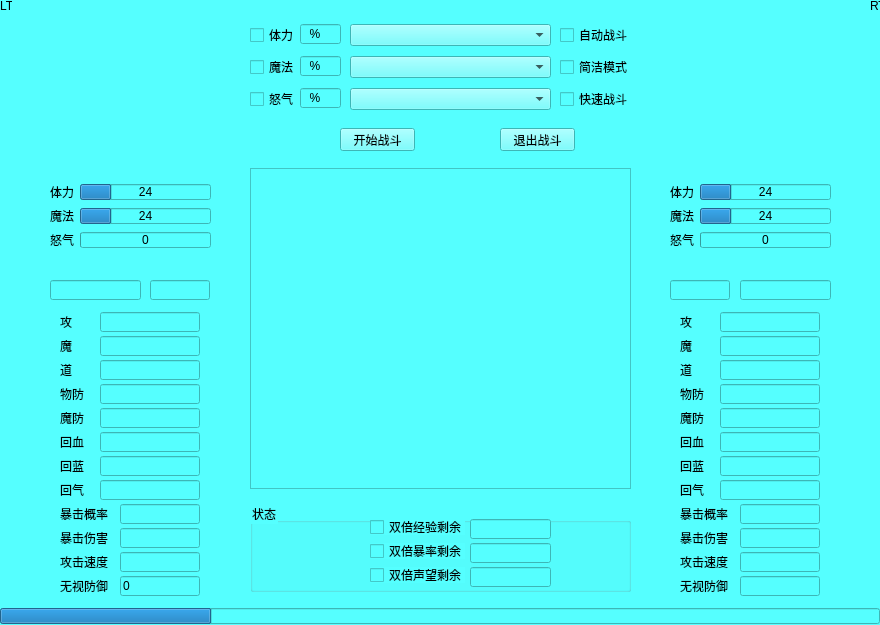
First picture: the form in code/mirror/fight_fight.ui, repository simon0xia/mirror, before the edit.
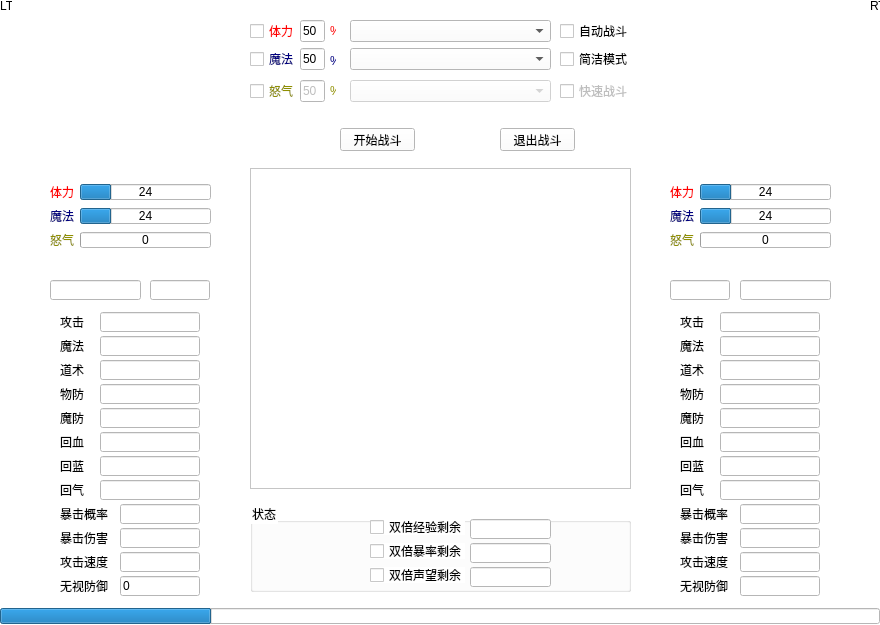
Second picture: the form after the edit. Icons and pictures are not drawn.

Commit message: git出问题了，漏了这三文件。 进入战斗界面时，查询背包，并将相应道具加载到下拉列表中;设计若干类step,每个action只能执行一个step;若勾选了“简洁模式”则战斗后显示战斗统计信息

Patch:
```diff
--- a/code/mirror/fight_fight.ui
+++ b/code/mirror/fight_fight.ui
@@ -14,7 +14,7 @@
    <string>fight_fight</string>
   </property>
   <property name="styleSheet">
-   <string notr="true">background-color: rgb(85, 255, 255);</string>
+   <string notr="true">background-color: rgb(255, 255, 255);</string>
   </property>
   <widget class="QTextEdit" name="edit_display">
    <property name="geometry">
@@ -56,7 +56,7 @@
    <property name="geometry">
     <rect>
      <x>560</x>
-     <y>24</y>
+     <y>20</y>
      <width>71</width>
      <height>22</height>
     </rect>
@@ -69,11 +69,14 @@
    <property name="geometry">
     <rect>
      <x>250</x>
-     <y>24</y>
+     <y>20</y>
      <width>51</width>
      <height>22</height>
     </rect>
    </property>
+   <property name="styleSheet">
+    <string notr="true">color: rgb(255, 0, 0);</string>
+   </property>
    <property name="text">
     <string>体力</string>
    </property>
@@ -82,24 +85,33 @@
    <property name="geometry">
     <rect>
      <x>250</x>
-     <y>56</y>
+     <y>48</y>
      <width>51</width>
      <height>22</height>
     </rect>
    </property>
+   <property name="styleSheet">
+    <string notr="true">color: rgb(0, 0, 127);</string>
+   </property>
    <property name="text">
     <string>魔法</string>
    </property>
   </widget>
   <widget class="QCheckBox" name="checkBox_ap">
+   <property name="enabled">
+    <bool>false</bool>
+   </property>
    <property name="geometry">
     <rect>
      <x>250</x>
-     <y>88</y>
+     <y>80</y>
      <width>51</width>
      <height>22</height>
     </rect>
    </property>
+   <property name="styleSheet">
+    <string notr="true">color: rgb(143, 143, 0);</string>
+   </property>
    <property name="text">
     <string>怒气</string>
    </property>
@@ -108,7 +120,7 @@
    <property name="geometry">
     <rect>
      <x>350</x>
-     <y>24</y>
+     <y>20</y>
      <width>201</width>
      <height>22</height>
     </rect>
@@ -118,17 +130,20 @@
    <property name="geometry">
     <rect>
      <x>350</x>
-     <y>56</y>
+     <y>48</y>
      <width>201</width>
      <height>22</height>
     </rect>
    </property>
   </widget>
   <widget class="QComboBox" name="comboBox_ap">
+   <property name="enabled">
+    <bool>false</bool>
+   </property>
    <property name="geometry">
     <rect>
      <x>350</x>
-     <y>88</y>
+     <y>80</y>
      <width>201</width>
      <height>22</height>
     </rect>
@@ -138,7 +153,7 @@
    <property name="geometry">
     <rect>
      <x>560</x>
-     <y>56</y>
+     <y>48</y>
      <width>71</width>
      <height>22</height>
     </rect>
@@ -148,10 +163,13 @@
    </property>
   </widget>
   <widget class="QCheckBox" name="checkBox_quick">
+   <property name="enabled">
+    <bool>false</bool>
+   </property>
    <property name="geometry">
     <rect>
      <x>560</x>
-     <y>88</y>
+     <y>80</y>
      <width>71</width>
      <height>22</height>
     </rect>
@@ -164,7 +182,7 @@
    <property name="geometry">
     <rect>
      <x>50</x>
-     <y>24</y>
+     <y>20</y>
      <width>150</width>
      <height>150</height>
     </rect>
@@ -180,7 +198,7 @@
    <property name="geometry">
     <rect>
      <x>680</x>
-     <y>24</y>
+     <y>20</y>
      <width>150</width>
      <height>150</height>
     </rect>
@@ -201,6 +219,9 @@
      <height>16</height>
     </rect>
    </property>
+   <property name="styleSheet">
+    <string notr="true">color: rgb(255, 0, 0);</string>
+   </property>
    <property name="text">
     <string>体力</string>
    </property>
@@ -214,6 +235,9 @@
      <height>16</height>
     </rect>
    </property>
+   <property name="styleSheet">
+    <string notr="true">color: rgb(0, 0, 127);</string>
+   </property>
    <property name="text">
     <string>魔法</string>
    </property>
@@ -227,6 +251,9 @@
      <height>16</height>
     </rect>
    </property>
+   <property name="styleSheet">
+    <string notr="true">color: rgb(143, 143, 0);</string>
+   </property>
    <property name="text">
     <string>怒气</string>
    </property>
@@ -235,13 +262,16 @@
    <property name="geometry">
     <rect>
      <x>300</x>
-     <y>24</y>
-     <width>41</width>
-     <height>20</height>
+     <y>20</y>
+     <width>25</width>
+     <height>22</height>
     </rect>
    </property>
    <property name="inputMask">
-    <string>99%</string>
+    <string>99</string>
+   </property>
+   <property name="text">
+    <string>50</string>
    </property>
    <property name="maxLength">
     <number>3</number>
@@ -251,26 +281,35 @@
    <property name="geometry">
     <rect>
      <x>300</x>
-     <y>56</y>
-     <width>41</width>
-     <height>20</height>
+     <y>48</y>
+     <width>25</width>
+     <height>22</height>
     </rect>
    </property>
    <property name="inputMask">
-    <string>99%</string>
+    <string>99</string>
+   </property>
+   <property name="text">
+    <string>50</string>
    </property>
   </widget>
   <widget class="QLineEdit" name="edit_ap">
+   <property name="enabled">
+    <bool>false</bool>
+   </property>
    <property name="geometry">
     <rect>
      <x>300</x>
-     <y>88</y>
-     <width>41</width>
-     <height>20</height>
+     <y>80</y>
+     <width>25</width>
+     <height>22</height>
     </rect>
    </property>
    <property name="inputMask">
-    <string>99%</string>
+    <string>99</string>
+   </property>
+   <property name="text">
+    <string>50</string>
    </property>
   </widget>
   <widget class="QLineEdit" name="edit_role_name">
@@ -317,12 +356,12 @@
     <rect>
      <x>60</x>
      <y>312</y>
-     <width>12</width>
+     <width>24</width>
      <height>20</height>
     </rect>
    </property>
    <property name="text">
-    <string>攻</string>
+    <string>攻击</string>
    </property>
   </widget>
   <widget class="QLabel" name="label_7">
@@ -330,12 +369,12 @@
     <rect>
      <x>60</x>
      <y>336</y>
-     <width>12</width>
+     <width>24</width>
      <height>20</height>
     </rect>
    </property>
    <property name="text">
-    <string>魔</string>
+    <string>魔法</string>
    </property>
   </widget>
   <widget class="QLabel" name="label_8">
@@ -343,12 +382,12 @@
     <rect>
      <x>60</x>
      <y>360</y>
-     <width>12</width>
+     <width>24</width>
      <height>20</height>
     </rect>
    </property>
    <property name="text">
-    <string>道</string>
+    <string>道术</string>
    </property>
   </widget>
   <widget class="QLabel" name="label_9">
@@ -684,12 +723,12 @@
     <rect>
      <x>680</x>
      <y>312</y>
-     <width>12</width>
+     <width>24</width>
      <height>20</height>
     </rect>
    </property>
    <property name="text">
-    <string>攻</string>
+    <string>攻击</string>
    </property>
   </widget>
   <widget class="QLabel" name="label_21">
@@ -710,12 +749,12 @@
     <rect>
      <x>680</x>
      <y>360</y>
-     <width>12</width>
+     <width>24</width>
      <height>20</height>
     </rect>
    </property>
    <property name="text">
-    <string>道</string>
+    <string>道术</string>
    </property>
   </widget>
   <widget class="QLineEdit" name="edit_monster_rmp">
@@ -853,12 +892,12 @@
     <rect>
      <x>680</x>
      <y>336</y>
-     <width>12</width>
+     <width>24</width>
      <height>20</height>
     </rect>
    </property>
    <property name="text">
-    <string>魔</string>
+    <string>魔法</string>
    </property>
   </widget>
   <widget class="QLineEdit" name="edit_monster_extrahurt">
@@ -948,6 +987,9 @@
      <height>16</height>
     </rect>
    </property>
+   <property name="styleSheet">
+    <string notr="true">color: rgb(143, 143, 0);</string>
+   </property>
    <property name="text">
     <string>怒气</string>
    </property>
@@ -961,6 +1003,9 @@
      <height>16</height>
     </rect>
    </property>
+   <property name="styleSheet">
+    <string notr="true">color: rgb(0, 0, 127);</string>
+   </property>
    <property name="text">
     <string>魔法</string>
    </property>
@@ -987,6 +1032,9 @@
      <height>16</height>
     </rect>
    </property>
+   <property name="styleSheet">
+    <string notr="true">color: rgb(255, 0, 0);</string>
+   </property>
    <property name="text">
     <string>体力</string>
    </property>
@@ -1244,6 +1292,54 @@
     <string>RT</string>
    </property>
   </widget>
+  <widget class="QLabel" name="label_35">
+   <property name="geometry">
+    <rect>
+     <x>330</x>
+     <y>20</y>
+     <width>6</width>
+     <height>22</height>
+    </rect>
+   </property>
+   <property name="styleSheet">
+    <string notr="true">color: rgb(255, 0, 0);</string>
+   </property>
+   <property name="text">
+    <string>%</string>
+   </property>
+  </widget>
+  <widget class="QLabel" name="label_36">
+   <property name="geometry">
+    <rect>
+     <x>330</x>
+     <y>50</y>
+     <width>6</width>
+     <height>22</height>
+    </rect>
+   </property>
+   <property name="styleSheet">
+    <string notr="true">color: rgb(0, 0, 127);</string>
+   </property>
+   <property name="text">
+    <string>%</string>
+   </property>
+  </widget>
+  <widget class="QLabel" name="label_37">
+   <property name="geometry">
+    <rect>
+     <x>330</x>
+     <y>80</y>
+     <width>6</width>
+     <height>22</height>
+    </rect>
+   </property>
+   <property name="styleSheet">
+    <string notr="true">color: rgb(143, 143, 0);</string>
+   </property>
+   <property name="text">
+    <string>%</string>
+   </property>
+  </widget>
  </widget>
  <layoutdefault spacing="6" margin="11"/>
  <resources>
```
Left out of the diff: 2 changed lines with no effect on the pictures. The commit also changes 2 other files.
